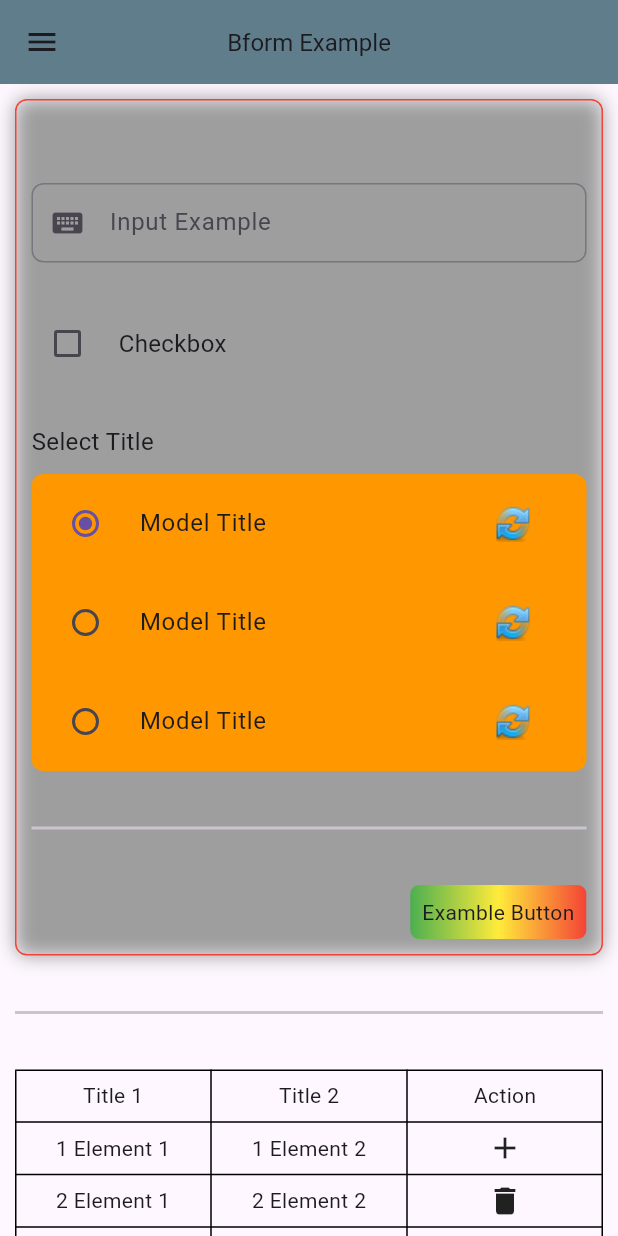
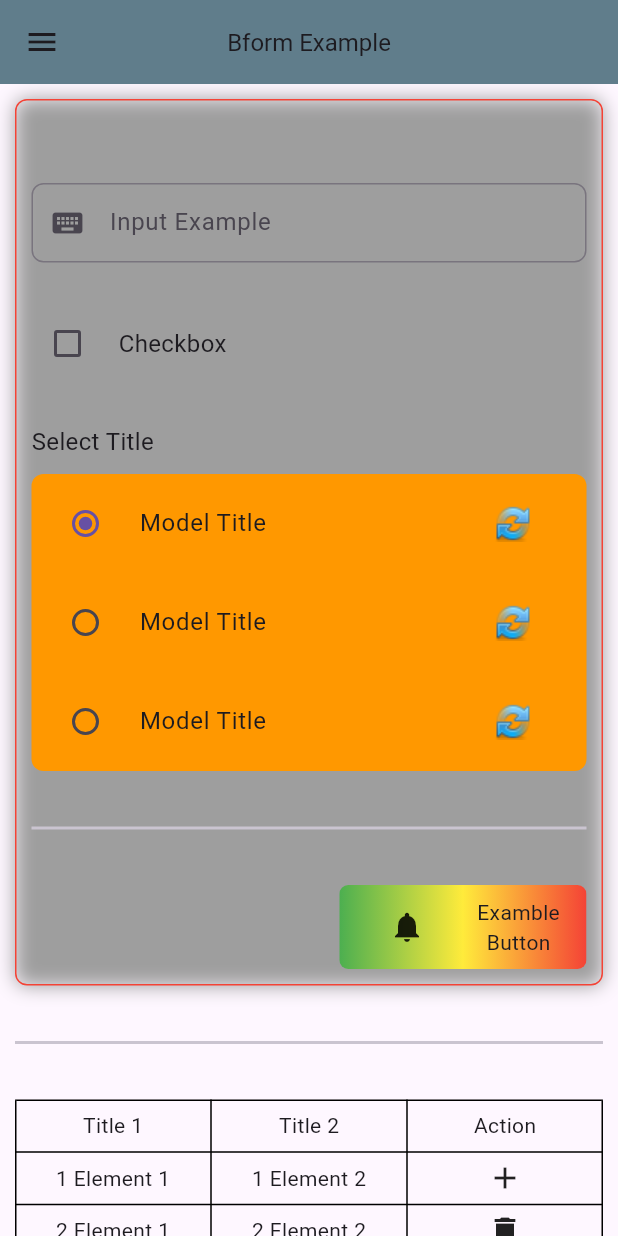
Before and after one commit to gabrielgits/bform, a Flutter app: the screen it shows after launch, on a phone screen of 412 x 824 dp. Run offline on Flutter 3.47's test engine with Material 3 defaults, Android fonts, the phone set to English and light mode, and no system bars.

Commit message:
update example

```diff
--- a/example/lib/main.dart
+++ b/example/lib/main.dart
@@ -40,7 +40,10 @@ class _MyAppState extends State<MyApp> {
             child: Column(
               children: [
                 const SizedBox(height: 30),
-                const BformTextInput(label: 'Input Example', hintText: 'Hint Text Example',),
+                const BformTextInput(
+                  label: 'Input Example',
+                  hintText: 'Hint Text Example',
+                ),
                 const SizedBox(height: 30),
                 BformCheckbox(
                   inicialState: checkActive,
@@ -72,6 +75,8 @@ class _MyAppState extends State<MyApp> {
                         checkActive = !checkActive;
                       });
                     },
+                    weight: MediaQuery.of(context).size.width * 0.4,
+                    icon: Icons.notifications,
                     colors: [Colors.green, Colors.yellow, Colors.red],
                     style: BformButtonStyle.highlighted,
                     label: ('Examble Button'),
--- a/pubspec.yaml
+++ b/pubspec.yaml
@@ -1,6 +1,6 @@
 name: bform
 description: Package to help you create beautiful forms widgets.
-version: 0.3.8
+version: 0.3.9
 homepage: https://github.com/gabrielgits/bform.git
 
 environment:
```
